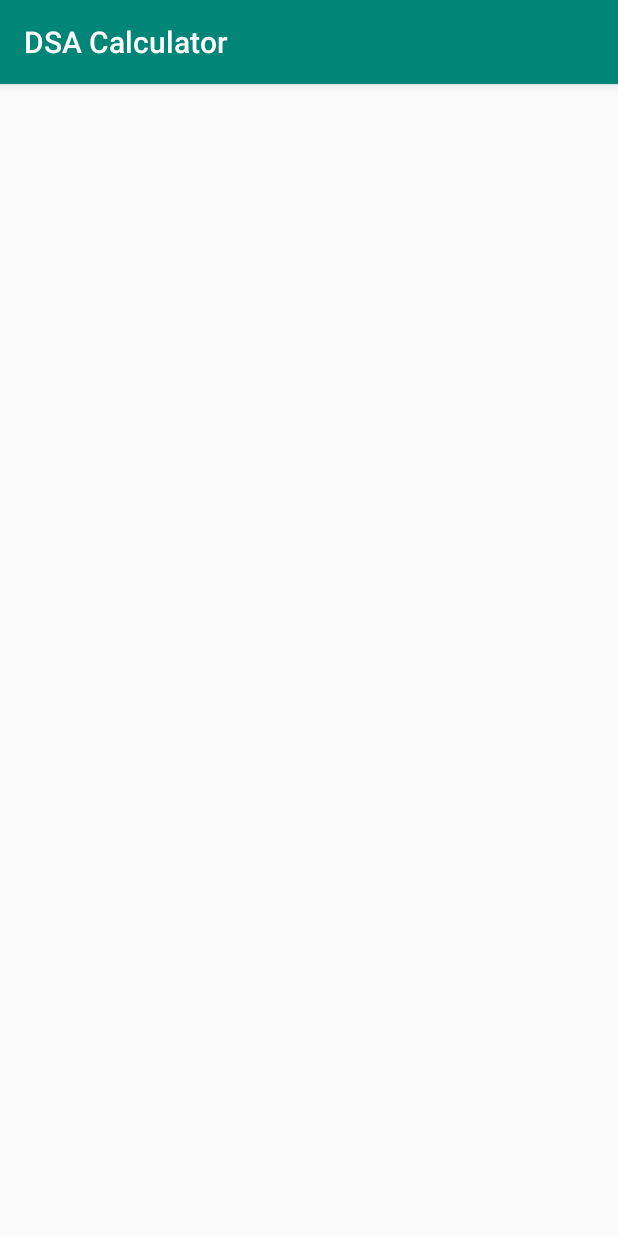
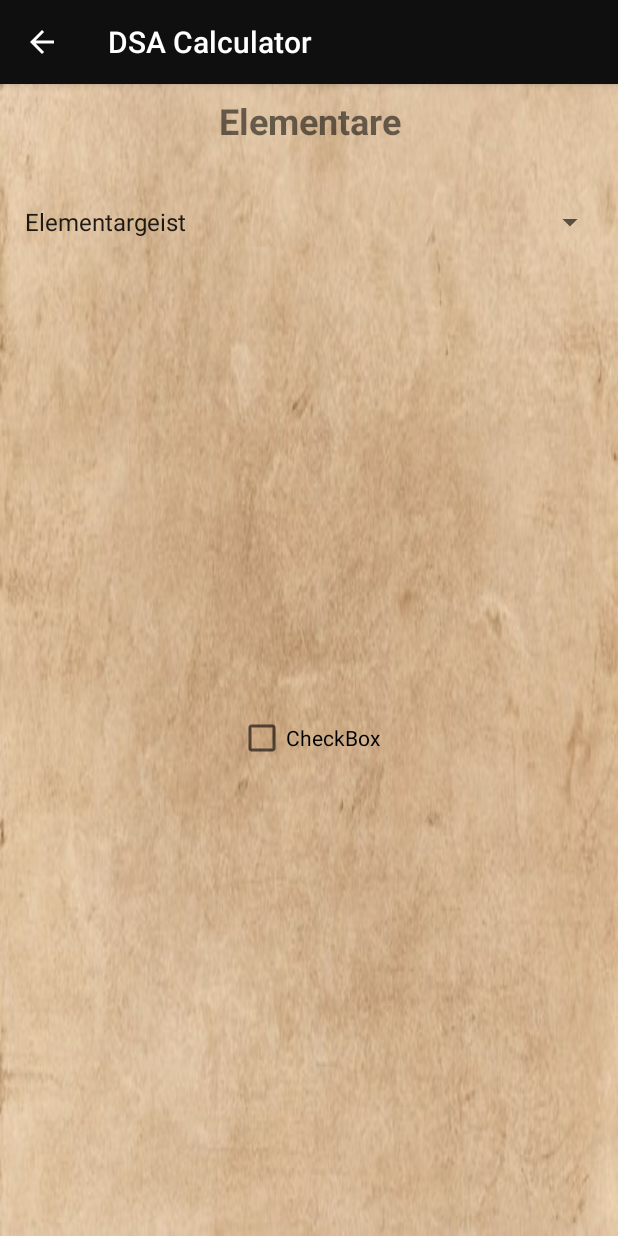
Before and after one commit to Kandarios/DsaCalculator, an Android app: the ElementalsActivity screen opened directly, with no data from a screen before it, on a phone screen of 412 x 824 dp. Run offline under Robolectric (Android 15) with nearby library versions, the light colour scheme and no system bars.

Commit message:
Started working on the first selection

```diff
--- a/app/src/main/AndroidManifest.xml
+++ b/app/src/main/AndroidManifest.xml
@@ -9,8 +9,8 @@
         android:roundIcon="@mipmap/ic_launcher_round"
         android:supportsRtl="true"
         android:theme="@style/AppTheme">
-        <activity android:name=".ElementalsActivity"></activity>
-        <activity android:name=".DemonsActivity" />
+        <activity android:name=".ElementalsActivity"  android:parentActivityName=".MainActivity"/>
+        <activity android:name=".DemonsActivity"  android:parentActivityName=".MainActivity"/>
         <activity android:name=".PotionsActivity" android:parentActivityName=".MainActivity"/>
         <activity
             android:name=".MainActivity"
--- a/app/src/main/java/dsacalculator/main/ElementalsActivity.java
+++ b/app/src/main/java/dsacalculator/main/ElementalsActivity.java
@@ -2,12 +2,39 @@ package dsacalculator.main;
 
 import android.support.v7.app.AppCompatActivity;
 import android.os.Bundle;
+import android.widget.ArrayAdapter;
+import android.widget.Spinner;
+
+import java.util.ArrayList;
+import java.util.List;
 
 public class ElementalsActivity extends AppCompatActivity {
+
+    private Spinner typeSelection;
+
 
     @Override
     protected void onCreate(Bundle savedInstanceState) {
         super.onCreate(savedInstanceState);
         setContentView(R.layout.activity_elementals);
+
+        typeSelection = (Spinner) findViewById(R.id.spinner);
+
+        List<String> list = new ArrayList<String>();
+        list.add("Elementargeist");
+        list.add("Dschinn");
+        list.add("Elementarer Meister");
+        ArrayAdapter<String> dataAdapter = new ArrayAdapter<String>(this,
+                android.R.layout.simple_spinner_item, list);
+        dataAdapter.setDropDownViewResource(android.R.layout.simple_spinner_dropdown_item);
+
+
+
+        typeSelection.setAdapter(dataAdapter);
+
     }
+
+
+
+
 }
--- a/app/src/main/res/layout/activity_elementals.xml
+++ b/app/src/main/res/layout/activity_elementals.xml
@@ -4,6 +4,69 @@
     xmlns:tools="http://schemas.android.com/tools"
     android:layout_width="match_parent"
     android:layout_height="match_parent"
+    android:background="@drawable/paper"
+    app:layout_behavior="@string/appbar_scrolling_view_behavior"
     tools:context=".ElementalsActivity">
 
+
+    <android.support.v4.widget.NestedScrollView
+        android:id="@+id/nestedScrollView"
+        android:layout_width="match_parent"
+        android:layout_height="match_parent"
+        android:layout_marginStart="8dp"
+        android:layout_marginEnd="8dp"
+        app:layout_constraintEnd_toEndOf="parent"
+        app:layout_constraintHorizontal_bias="0.0"
+        app:layout_constraintStart_toStartOf="parent"
+        app:layout_constraintTop_toTopOf="parent">
+
+        <android.support.constraint.ConstraintLayout
+            android:id="@+id/linearLayout"
+            android:layout_width="match_parent"
+            android:layout_height="match_parent">
+
+            <TextView
+                android:id="@+id/editText"
+                android:layout_width="wrap_content"
+                android:layout_height="wrap_content"
+                android:layout_marginTop="8dp"
+                android:ems="10"
+                android:inputType="textPersonName"
+                android:text="@string/label_elementals"
+                android:textAlignment="center"
+                android:textSize="24sp"
+                android:textStyle="bold"
+                app:layout_constraintEnd_toEndOf="parent"
+                app:layout_constraintHorizontal_bias="0.5"
+                app:layout_constraintStart_toStartOf="parent"
+                app:layout_constraintTop_toTopOf="parent" />
+
+        </android.support.constraint.ConstraintLayout>
+    </android.support.v4.widget.NestedScrollView>
+
+    <CheckBox
+        android:id="@+id/checkBox"
+        android:layout_width="wrap_content"
+        android:layout_height="wrap_content"
+        android:layout_marginStart="8dp"
+        android:layout_marginTop="8dp"
+        android:layout_marginEnd="8dp"
+        android:layout_marginBottom="8dp"
+        android:text="CheckBox"
+        app:layout_constraintBottom_toBottomOf="@+id/nestedScrollView"
+        app:layout_constraintEnd_toEndOf="parent"
+        app:layout_constraintStart_toStartOf="parent"
+        app:layout_constraintTop_toBottomOf="@+id/spinner" />
+
+    <Spinner
+        android:id="@+id/spinner"
+        android:layout_width="395dp"
+        android:layout_height="wrap_content"
+        android:layout_marginStart="8dp"
+        android:layout_marginTop="80dp"
+        android:layout_marginEnd="8dp"
+        app:layout_constraintEnd_toEndOf="parent"
+        app:layout_constraintStart_toStartOf="parent"
+        app:layout_constraintTop_toTopOf="parent" />
+
 </android.support.constraint.ConstraintLayout>
--- a/app/src/main/res/layout/activity_main.xml
+++ b/app/src/main/res/layout/activity_main.xml
@@ -4,8 +4,8 @@
     xmlns:tools="http://schemas.android.com/tools"
     android:layout_width="match_parent"
     android:layout_height="match_parent"
-    tools:context=".MainActivity">
-
+    tools:context=".MainActivity"
+    android:background="@drawable/paper">
     <android.support.design.widget.AppBarLayout
         android:layout_width="match_parent"
         android:layout_height="wrap_content"
@@ -15,7 +15,7 @@
             android:id="@+id/toolbar"
             android:layout_width="match_parent"
             android:layout_height="?attr/actionBarSize"
-            android:background="?attr/colorPrimary"
+            android:background="@color/colorPrimary"
             app:popupTheme="@style/AppTheme.PopupOverlay" />
 
     </android.support.design.widget.AppBarLayout>
--- a/app/src/main/res/values/colors.xml
+++ b/app/src/main/res/values/colors.xml
@@ -1,6 +1,6 @@
 <?xml version="1.0" encoding="utf-8"?>
 <resources>
-    <color name="colorPrimary">#008577</color>
+    <color name="colorPrimary">#0F0F0F</color>
     <color name="colorPrimaryDark">#00574B</color>
     <color name="colorAccent">#D81B60</color>
 </resources>
--- a/build.gradle
+++ b/build.gradle
@@ -7,7 +7,7 @@ buildscript {
 
     }
     dependencies {
-        classpath 'com.android.tools.build:gradle:3.4.0'
+        classpath 'com.android.tools.build:gradle:3.4.1'
 
         // NOTE: Do not place your application dependencies here; they belong
         // in the individual module build.gradle files
```
Also changed, not shown: app/src/main/java/dsacalculator/main/MainActivity.java (+11 -2 lines), app/src/main/res/layout/activity_demons.xml (+16 -0 lines), app/src/main/res/layout/content_main.xml (+26 -15 lines), app/src/main/res/drawable/alchimistin.png (added), app/src/main/res/drawable/elementarist.png (added), app/src/main/res/drawable/fanprojekt.png (added), app/src/main/res/drawable/kasten.png (added), app/src/main/res/drawable/paper.jpg (added), app/src/main/res/drawable/schwarzmagierin.png (added).
